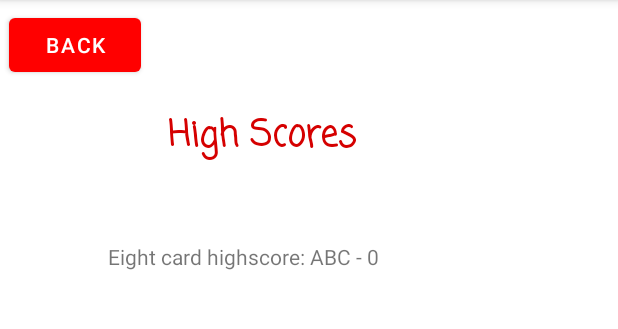
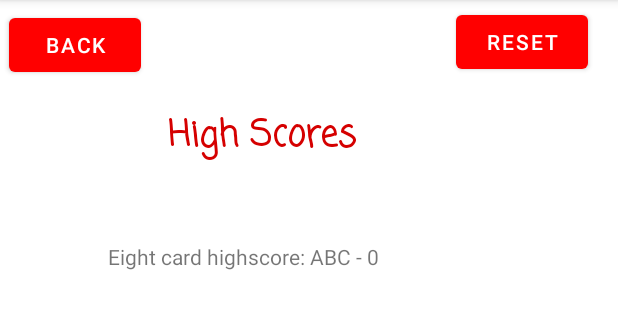
Before and after one commit to ShaneBaxter831/CS2450_AndroidMemoryGame, an Android app: the HighScoreListActivity screen opened directly, with no data from a screen before it, on a phone screen of 412 x 824 dp, the part 84-413 px from its top. Run offline under Robolectric (Android 15) with nearby library versions, the phone set to English and light mode, and no system bars.

Commit message:
Highscore fixes
fixed name assignment bug & added reset button for easier testing

```diff
--- a/MyApplication/app/src/main/res/layout/high_scores.xml
+++ b/MyApplication/app/src/main/res/layout/high_scores.xml
@@ -39,4 +39,14 @@
         app:layout_constraintStart_toStartOf="parent"
         app:layout_constraintTop_toTopOf="parent" />
 
+    <Button
+        android:id="@+id/resetButton"
+        android:layout_width="wrap_content"
+        android:layout_height="wrap_content"
+        android:layout_marginStart="304dp"
+        android:layout_marginTop="4dp"
+        android:text="reset"
+        app:layout_constraintStart_toStartOf="parent"
+        app:layout_constraintTop_toTopOf="parent" />
+
 </androidx.constraintlayout.widget.ConstraintLayout>
```
